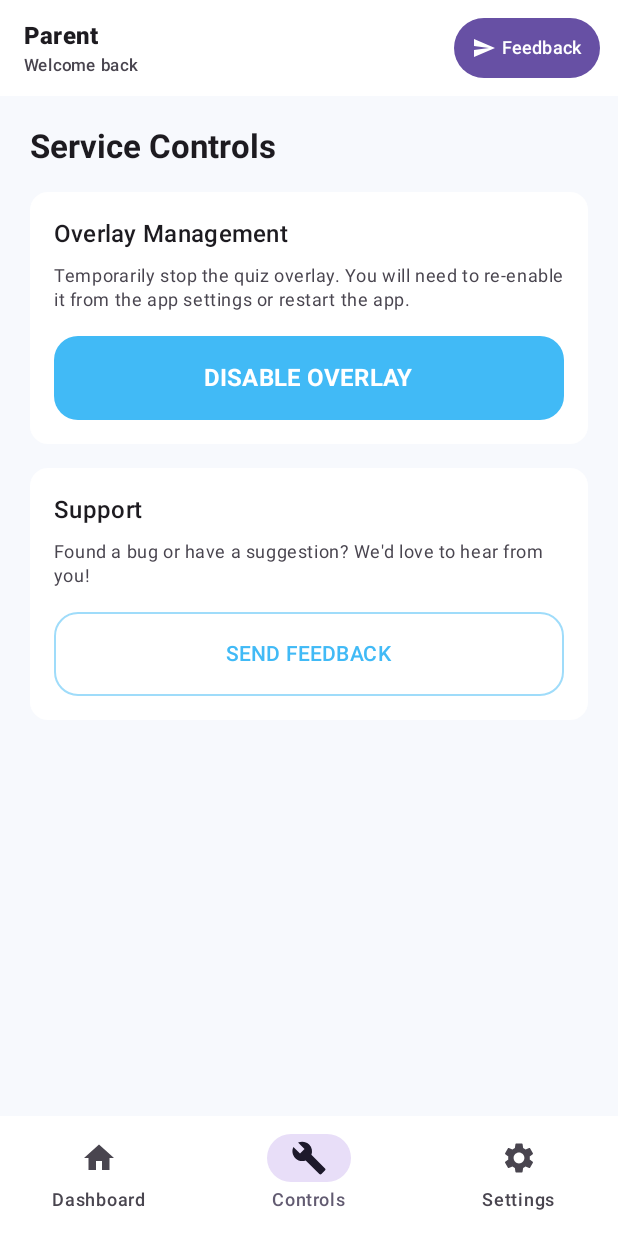
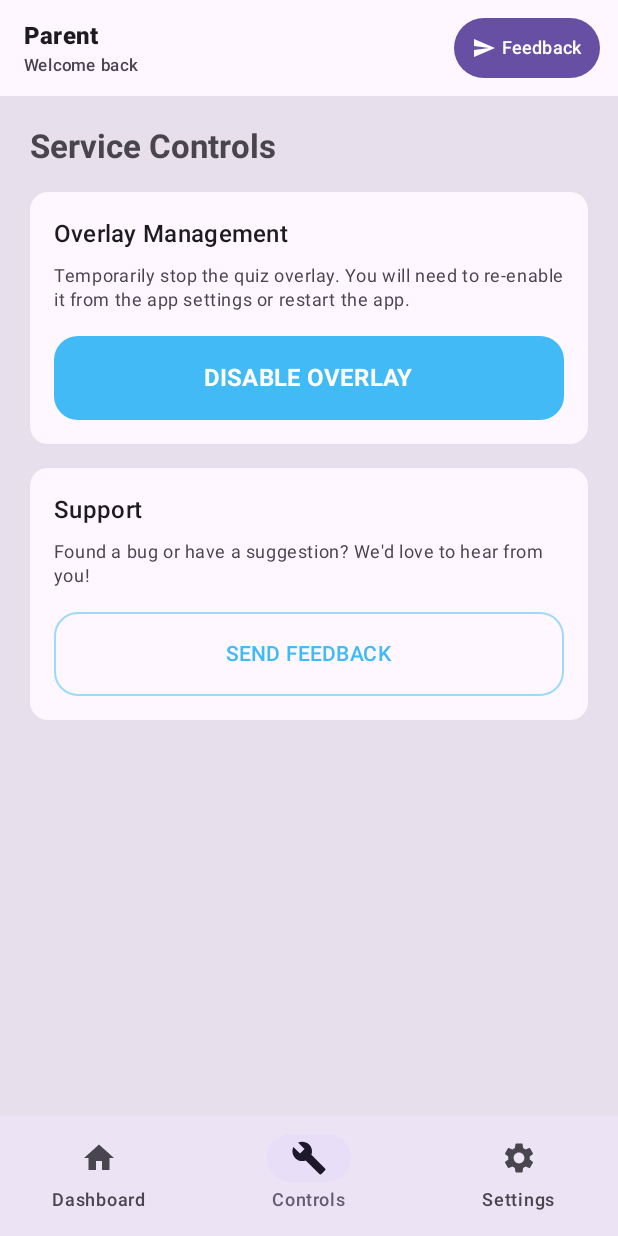
Before and after one commit to shyam-Repeat/ReelEd, an Android app built with Jetpack Compose: the ParentDashboardScreen screen opened through its navigation route, item 2 of the bottom bar chosen, on a phone screen of 412 x 824 dp. Run offline under Robolectric (Android 15) with nearby library versions, the light colour scheme and no system bars; our stand-ins replace Room's generated code; libraries missing offline, so code that uses them is left out: app.rive.runtime; 2 statements that could not run were skipped.

Commit message:
Update ParentDashboardScreen.kt

```diff
--- a/app/src/main/java/com/reeled/quizoverlay/ui/dashboard/ParentDashboardScreen.kt
+++ b/app/src/main/java/com/reeled/quizoverlay/ui/dashboard/ParentDashboardScreen.kt
@@ -116,13 +116,13 @@ fun ParentDashboardScreen(
                     }
                 },
                 colors = TopAppBarDefaults.topAppBarColors(
-                    containerColor = Color.White
+                    containerColor = MaterialTheme.colorScheme.surface
                 )
             )
         },
         bottomBar = {
             NavigationBar(
-                containerColor = Color.White,
+                containerColor = MaterialTheme.colorScheme.surface,
                 tonalElevation = 8.dp
             ) {
                 val tabs = listOf(DashboardTab.Dashboard, DashboardTab.Controls, DashboardTab.Settings)
@@ -136,7 +136,7 @@ fun ParentDashboardScreen(
                 }
             }
         },
-        containerColor = Color(0xFFF7F9FD)
+        containerColor = MaterialTheme.colorScheme.surfaceVariant
     ) { padding ->
         Box(modifier = Modifier.padding(padding)) {
             when (selectedTab) {
@@ -219,7 +219,7 @@ private fun ControlsContent(
 
         Card(
             modifier = Modifier.fillMaxWidth(),
-            colors = CardDefaults.cardColors(containerColor = Color.White)
+            colors = CardDefaults.cardColors(containerColor = MaterialTheme.colorScheme.surface)
         ) {
             Column(modifier = Modifier.padding(16.dp)) {
                 Text("Overlay Management", style = MaterialTheme.typography.titleMedium)
@@ -247,7 +247,7 @@ private fun ControlsContent(
 
         Card(
             modifier = Modifier.fillMaxWidth(),
-            colors = CardDefaults.cardColors(containerColor = Color.White)
+            colors = CardDefaults.cardColors(containerColor = MaterialTheme.colorScheme.surface)
         ) {
             Column(modifier = Modifier.padding(16.dp)) {
                 Text("Support", style = MaterialTheme.typography.titleMedium)
@@ -294,7 +294,7 @@ private fun SettingsContent(
         item {
             Card(
                 modifier = Modifier.fillMaxWidth(),
-                colors = CardDefaults.cardColors(containerColor = Color.White)
+                colors = CardDefaults.cardColors(containerColor = MaterialTheme.colorScheme.surface)
             ) {
                 Column(
                     modifier = Modifier.padding(16.dp),
@@ -356,7 +356,7 @@ private fun SettingsContent(
         items(uiState.logs) { log ->
             Card(
                 modifier = Modifier.fillMaxWidth(),
-                colors = CardDefaults.cardColors(containerColor = Color.White.copy(alpha = 0.7f))
+                colors = CardDefaults.cardColors(containerColor = MaterialTheme.colorScheme.surface.copy(alpha = 0.7f))
             ) {
                 Column(
                     modifier = Modifier.padding(12.dp),
```
